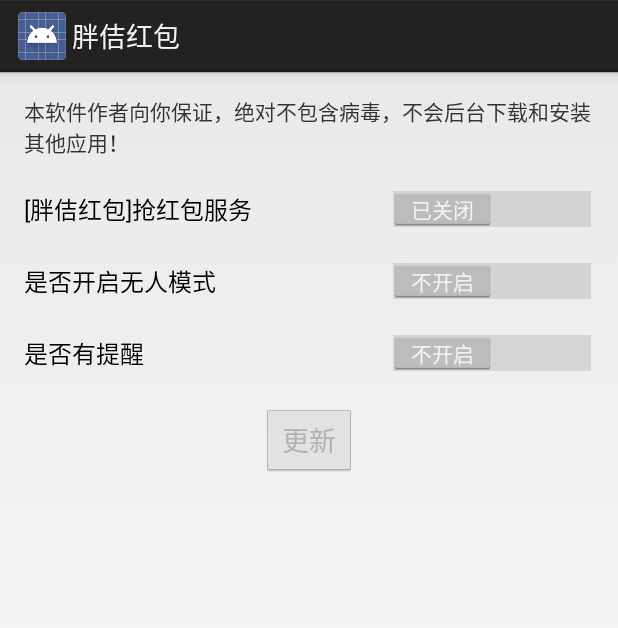
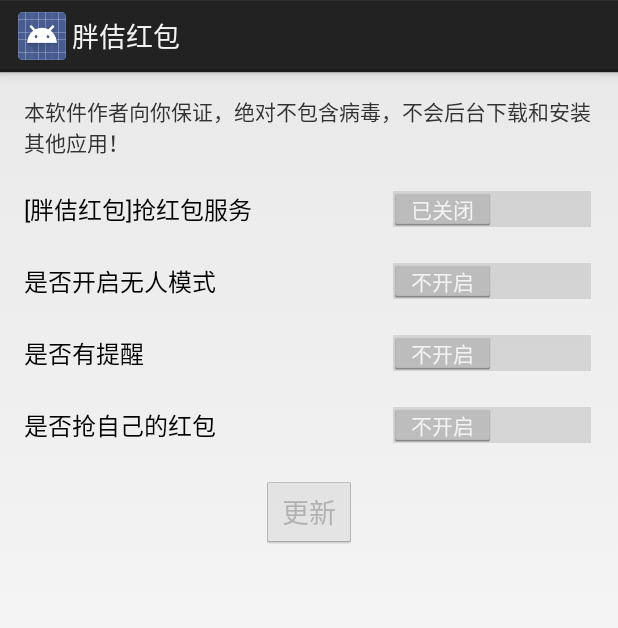
Before and after one commit to Tconan99/YangJ, an Android app: the screen it shows after launch (MainActivity), on a phone screen of 412 x 824 dp. Shown: the top 628 px of the screen. Run offline under Robolectric (Android 15) with nearby library versions, the phone set to English and light mode, and no system bars; 2 statements that could not run were skipped.

Commit message:
# 1.1.0 添加防止抢自己红包的功能
后续计划添加，防止自己红包连续抢代码判断

```diff
--- a/app/build.gradle
+++ b/app/build.gradle
@@ -15,8 +15,8 @@ android {
         applicationId "com.jc.yangj"
         minSdkVersion 21
         targetSdkVersion 28
-        versionCode 109
-        versionName "1.0.9"
+        versionCode 110
+        versionName "1.1.0"
     }
     buildTypes {
         release {
--- a/app/src/main/java/com/jc/yangj/MainActivity.java
+++ b/app/src/main/java/com/jc/yangj/MainActivity.java
@@ -1,12 +1,4 @@
 package com.jc.yangj;
-
-import im.fir.sdk.FIR;
-import im.fir.sdk.VersionCheckCallback;
-
-import java.io.File;
-import java.io.FileInputStream;
-
-import org.json.JSONObject;
 
 import android.app.Activity;
 import android.app.KeyguardManager;
@@ -28,6 +20,14 @@ import android.widget.CompoundButton;
 import android.widget.CompoundButton.OnCheckedChangeListener;
 import android.widget.Switch;
 
+import org.json.JSONObject;
+
+import java.io.File;
+import java.io.FileInputStream;
+
+import im.fir.sdk.FIR;
+import im.fir.sdk.VersionCheckCallback;
+
 @SuppressWarnings("deprecation")
 public class MainActivity extends Activity {
 
@@ -35,10 +35,7 @@ public class MainActivity extends Activity {
     private final String LOCK_TAG = "Charge";
 
     private Switch isServiceSwitch = null;
-	private Switch isHaveNoPersonSwitch = null;
-	private Switch isNeedNotifySwitch = null;
 
-	private static MainActivity mainActivity;
     private static boolean isHand = true;
 
     private static MediaPlayer mPlayer = null;
@@ -48,16 +45,14 @@ public class MainActivity extends Activity {
     protected void onCreate(Bundle savedInstanceState) {
         super.onCreate(savedInstanceState);
 
-		mainActivity = this;
-
         setContentView(R.layout.activity_main);
 
-		KeyguardManager keyguardManager = (KeyguardManager)getSystemService(KEYGUARD_SERVICE);
+        KeyguardManager keyguardManager = (KeyguardManager) getSystemService(KEYGUARD_SERVICE);
         keyguardLock = keyguardManager.newKeyguardLock(LOCK_TAG);
         keyguardLock.disableKeyguard();
 
         //启动抢红包服务
-		isServiceSwitch = (Switch)findViewById(R.id.main_isserviceopen_switch);
+        isServiceSwitch = findViewById(R.id.main_isserviceopen_switch);
         isServiceSwitch.setOnCheckedChangeListener(new OnCheckedChangeListener() {
 
             @Override
@@ -71,7 +66,7 @@ public class MainActivity extends Activity {
         });
 
         // 无人模式
-		isHaveNoPersonSwitch = (Switch)findViewById(R.id.main_havenoperson_switch);
+        Switch isHaveNoPersonSwitch = findViewById(R.id.main_havenoperson_switch);
         isHaveNoPersonSwitch.setOnCheckedChangeListener(new OnCheckedChangeListener() {
 
             @Override
@@ -80,7 +75,8 @@ public class MainActivity extends Activity {
             }
         });
 
-		isNeedNotifySwitch = (Switch)findViewById(R.id.main_neednotify_switch);
+        // 是否提醒
+        Switch isNeedNotifySwitch = findViewById(R.id.main_neednotify_switch);
         isNeedNotifySwitch.setOnCheckedChangeListener(new OnCheckedChangeListener() {
             @Override
             public void onCheckedChanged(CompoundButton buttonView, boolean isChecked) {
@@ -88,9 +84,17 @@ public class MainActivity extends Activity {
             }
         });
 
+        // 是否抢自己的红包
+        Switch isNeedOpenSelfSwitch = findViewById(R.id.main_need_open_self_switch);
+        isNeedOpenSelfSwitch.setOnCheckedChangeListener(new OnCheckedChangeListener() {
+            @Override
+            public void onCheckedChanged(CompoundButton buttonView, boolean isChecked) {
+                Const.isNeedOpenSelf = isChecked;
+            }
+        });
+
         //更新按钮
         findViewById(R.id.main_update_btn).setOnClickListener(new OnClickListener() {
-
             @Override
             public void onClick(View v) {
                 Intent intent = new Intent(Intent.ACTION_VIEW);
@@ -99,7 +103,7 @@ public class MainActivity extends Activity {
             }
         });
 
-		mVibrator = (Vibrator)this.getSystemService(Context.VIBRATOR_SERVICE);
+        mVibrator = (Vibrator) this.getSystemService(Context.VIBRATOR_SERVICE);
         mPlayer = MediaPlayer.create(this, R.raw.hongbao_arrived);
         mPlayer.setLooping(false);
 
@@ -120,13 +124,13 @@ public class MainActivity extends Activity {
             }
 
             // 调用震动
-			if (mVibrator!=null) {
+            if (mVibrator != null) {
                 long[] pattern = {100, 400, 100, 400};   // 停止 开启 停止 开启
-				//mVibrator.vibrate(pattern, 2);           //重复两次上面的pattern 如果只想震动一次，index设为-1
+                // mVibrator.vibrate(pattern, 2);           //重复两次上面的pattern 如果只想震动一次，index设为-1
             }
 
             // 播放媒体音乐
-			if (mPlayer!=null) {
+            if (mPlayer != null) {
                 mPlayer.start();
             }
 
@@ -136,18 +140,16 @@ public class MainActivity extends Activity {
 
     }
 
-	private static AudioTrack audioTrack = null;
     private static Thread writePCMThread = null;
     private static File audioFile = null;
     private static FileInputStream fileInputStream = null;
-	private static byte buffer[] = new byte[16*10000];
+    private static byte buffer[] = new byte[16 * 10000];
 
-	private static void initAudioTrack()
-	{
+    private static void initAudioTrack() {
         int minBufferSize = AudioTrack.getMinBufferSize(0xac44, AudioFormat.CHANNEL_CONFIGURATION_MONO, AudioFormat.ENCODING_PCM_16BIT);
-		System.out.println("minBufferSize = "+minBufferSize);
-		audioTrack = new AudioTrack(AudioManager.STREAM_MUSIC, 0xac44,
-				AudioFormat.CHANNEL_CONFIGURATION_STEREO, AudioFormat.ENCODING_PCM_16BIT, minBufferSize*2,AudioTrack.MODE_STREAM);
+        System.out.println("minBufferSize = " + minBufferSize);
+        AudioTrack audioTrack = new AudioTrack(AudioManager.STREAM_MUSIC, 0xac44,
+                AudioFormat.CHANNEL_CONFIGURATION_STEREO, AudioFormat.ENCODING_PCM_16BIT, minBufferSize * 2, AudioTrack.MODE_STREAM);
         audioTrack.setStereoVolume(1.0f, 1.0f);// 设置当前音量大小
         System.out.println("initAudioTrack over");
         audioTrack.play();
@@ -160,10 +162,10 @@ public class MainActivity extends Activity {
         isServiceSwitch.setChecked(isOpen());
         isHand = true;
         findViewById(R.id.main_update_btn).setEnabled(false);
-		FIR.checkForUpdateInFIR("33f15f26bd0a1bf5693c34ef5c70cb44" , new VersionCheckCallback() {
+        FIR.checkForUpdateInFIR("33f15f26bd0a1bf5693c34ef5c70cb44", new VersionCheckCallback() {
             @Override
             public void onSuccess(String versionJson) {
-				Log.i("fir","check from fir.im success! " + "\n" + versionJson);
+                Log.i("fir", "check from fir.im success! " + "\n" + versionJson);
 
                 if (true) {
                     //AlertDialog.Builder builder = new Builder(MainActivity.this);
@@ -175,7 +177,7 @@ public class MainActivity extends Activity {
 
                         // 本地版本号
                         int versionCode = MainActivity.this.getPackageManager().getPackageInfo(MainActivity.this.getPackageName(), 0).versionCode;
-						findViewById(R.id.main_update_btn).setEnabled(versionCode<remoteVersionCode);
+                        findViewById(R.id.main_update_btn).setEnabled(versionCode < remoteVersionCode);
 
                     } catch (Exception e) {
                         e.printStackTrace();
@@ -195,7 +197,7 @@ public class MainActivity extends Activity {
     @Override
     protected void onDestroy() {
         super.onDestroy();
-		if (keyguardLock!=null) {
+        if (keyguardLock != null) {
             keyguardLock.reenableKeyguard();
         }
     }
--- a/app/src/main/res/layout/activity_main.xml
+++ b/app/src/main/res/layout/activity_main.xml
@@ -44,6 +44,16 @@
 		android:textOff="不开启"
 		android:textOn="开启" />
 
+	<Switch
+		android:id="@+id/main_need_open_self_switch"
+		android:layout_width="match_parent"
+		android:layout_height="wrap_content"
+		android:layout_marginTop="20dp"
+		android:checked="false"
+		android:text="是否抢自己的红包"
+		android:textOff="不开启"
+		android:textOn="开启" />
+
 	<Button
 	    android:id="@+id/main_update_btn"
 	    android:layout_width="wrap_content"
```
Also changed, not shown: 1 other file. Lines whose indentation alone changed are shown as unchanged.
